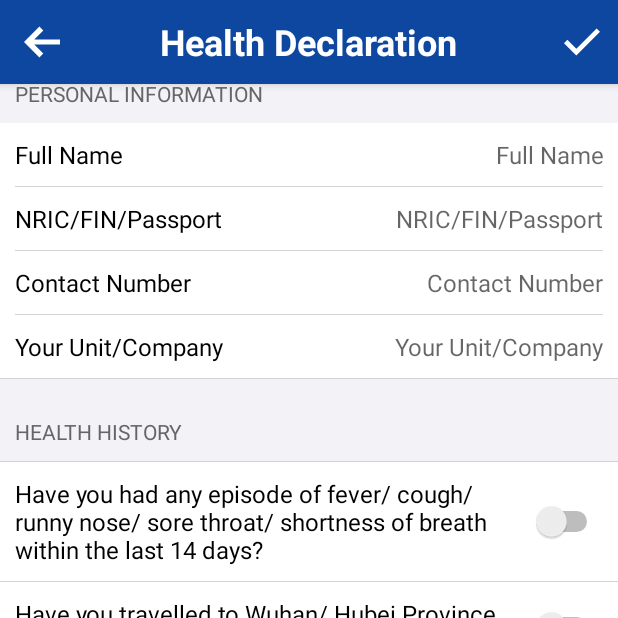
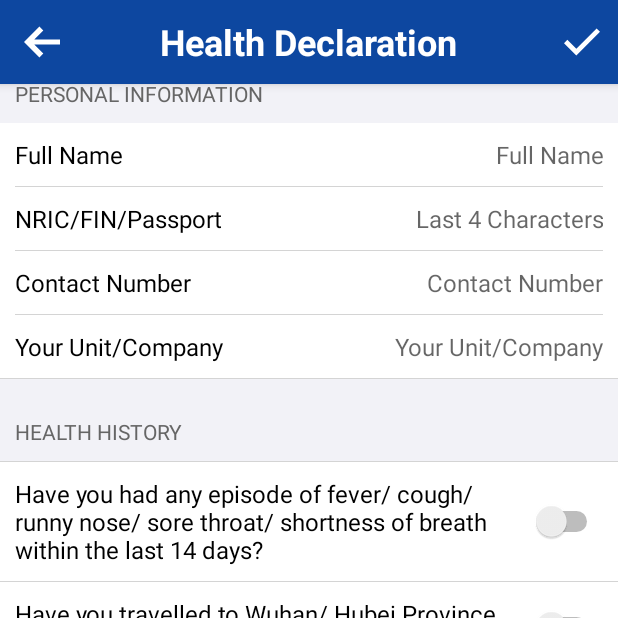
Before and after one commit to jlieow/SwiftTrace-android, an Android app: the HealthDeclarationActivity screen opened directly, with no data from a screen before it, scrolled down 28 dp, on a phone screen of 412 x 824 dp, the top half of it. Run offline under Robolectric (Android 15) with nearby library versions, the phone set to English and light mode, and no system bars.

Commit message:
Version 0.0.9
- Release Beta Version
- Change the Hint for NRIC to Last 4 Characters

```diff
--- a/app/build.gradle
+++ b/app/build.gradle
@@ -38,7 +38,7 @@ android {
         minSdkVersion 23
         targetSdkVersion 29
         versionCode 1
-        versionName "0.0.8." + versionBuild
+        versionName "0.0.9." + versionBuild
         testInstrumentationRunner "androidx.test.runner.AndroidJUnitRunner"
     }
 
--- a/app/src/main/res/layout/activity_health_declaration.xml
+++ b/app/src/main/res/layout/activity_health_declaration.xml
@@ -113,7 +113,7 @@
                     android:background="@android:color/transparent"
                     android:ellipsize="end"
                     android:gravity="end"
-                    android:hint="@string/nric_fin_passport"
+                    android:hint="@string/last_4_characters"
                     android:inputType="text"
                     android:padding="@dimen/margin_10"
                     android:singleLine="true"
--- a/app/src/main/res/values/strings.xml
+++ b/app/src/main/res/values/strings.xml
@@ -49,6 +49,7 @@
     <string name="personal_information">Personal Information</string>
     <string name="full_name">Full Name</string>
     <string name="nric_fin_passport">NRIC/FIN/Passport</string>
+    <string name="last_4_characters">Last 4 Characters</string>
     <string name="contact_number">Contact Number</string>
     <string name="your_unit_company">Your Unit/Company</string>
     <string name="health_history">health history</string>
```
Also changed, not shown: 3 other files.
